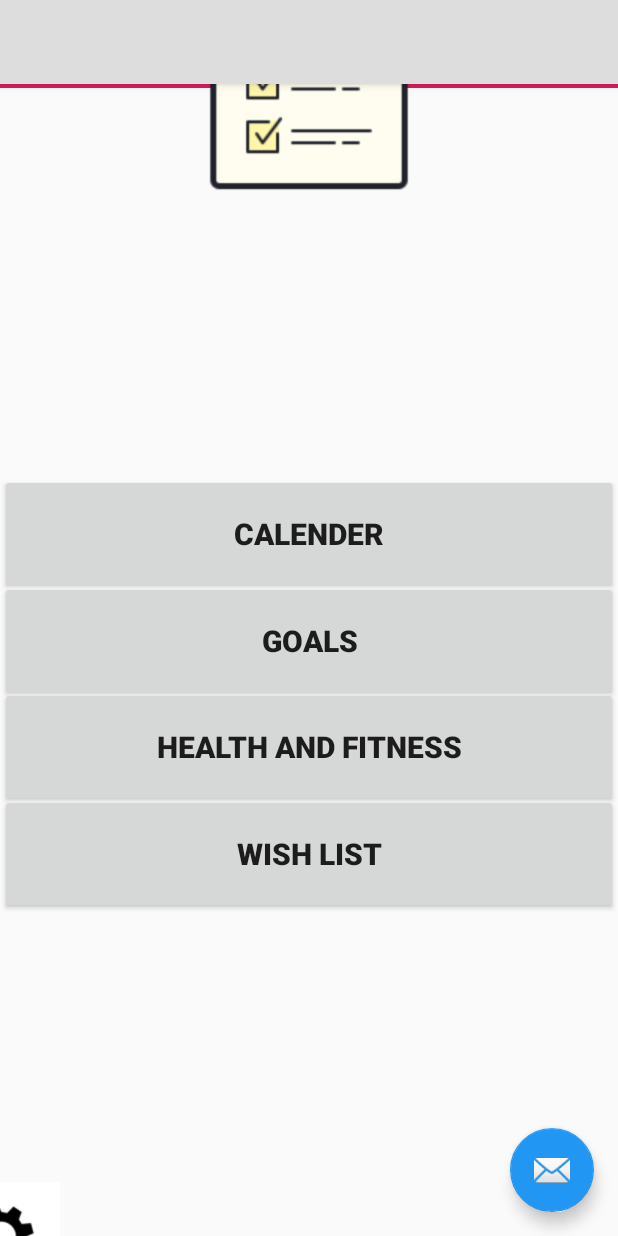
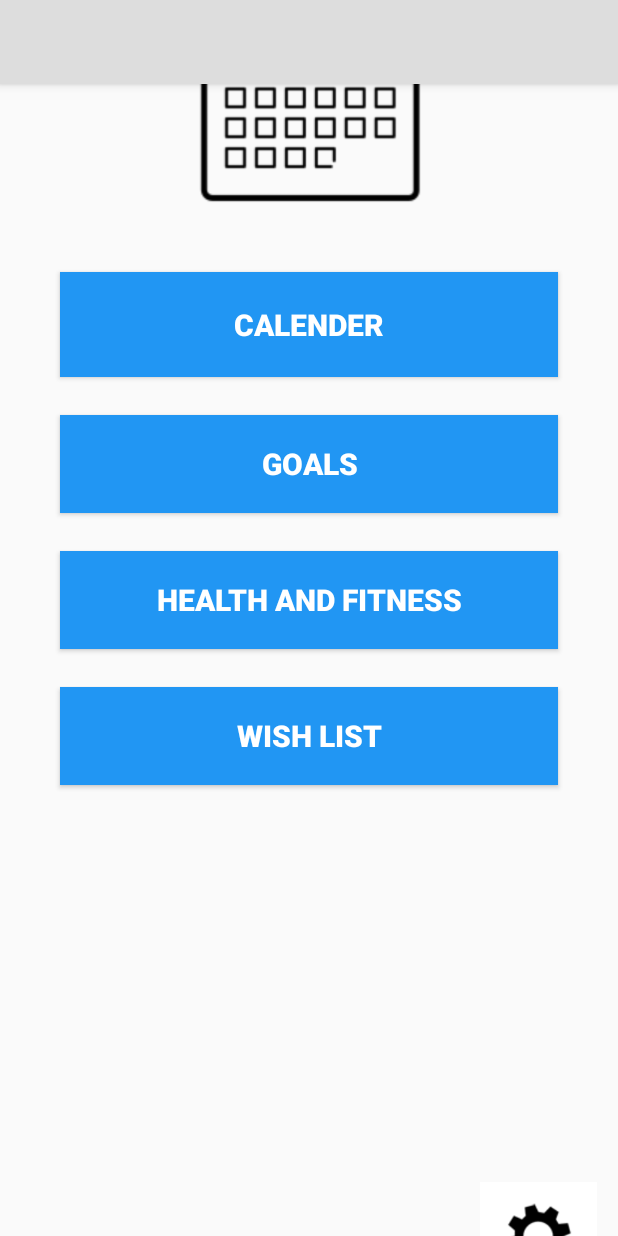
Before and after one commit to shafnasir/MyPlanBook, an Android app: the MainActivity screen opened directly, with no data from a screen before it, on a phone screen of 412 x 824 dp. Run offline under Robolectric (Android 15) with nearby library versions, the phone set to English and light mode, and no system bars.

Commit message:
[THEB-77] Main Activity & Settings Standardized

```diff
--- a/myPlanBook/app/src/main/res/layout/activity_main.xml
+++ b/myPlanBook/app/src/main/res/layout/activity_main.xml
@@ -20,14 +20,6 @@
 
     </com.google.android.material.appbar.AppBarLayout>
 
-    <com.google.android.material.floatingactionbutton.FloatingActionButton
-        android:id="@+id/fab"
-        android:layout_width="wrap_content"
-        android:layout_height="wrap_content"
-        android:layout_gravity="bottom|end"
-        android:layout_margin="@dimen/fab_margin"
-        app:srcCompat="@android:drawable/ic_dialog_email" />
-
     <include layout="@layout/content_main" />
 
 </androidx.coordinatorlayout.widget.CoordinatorLayout>
--- a/myPlanBook/app/src/main/res/layout/content_main.xml
+++ b/myPlanBook/app/src/main/res/layout/content_main.xml
@@ -17,13 +17,12 @@
         app:layout_constraintBottom_toBottomOf="parent"
         app:layout_constraintStart_toStartOf="parent" />
 
+
     <ImageButton
         android:id="@+id/setting"
         style="@android:style/Widget.Holo.Light.ImageButton"
         android:layout_width="78dp"
         android:layout_height="72dp"
-        android:layout_marginStart="32dp"
-        android:layout_marginLeft="32dp"
         android:layout_marginTop="18dp"
         android:layout_marginEnd="14dp"
         android:layout_marginRight="14dp"
@@ -32,119 +31,97 @@
         android:scaleType="fitCenter"
         android:src="@drawable/setting"
         app:layout_constraintBottom_toBottomOf="parent"
-        app:layout_constraintEnd_toStartOf="@+id/view"
-        app:layout_constraintHorizontal_bias="0.17"
-        app:layout_constraintStart_toStartOf="parent"
+        app:layout_constraintEnd_toEndOf="@+id/view"
+        app:layout_constraintHorizontal_bias="1.0"
+        app:layout_constraintStart_toStartOf="@+id/view"
         app:layout_constraintTop_toBottomOf="@+id/view"
-        app:layout_constraintVertical_bias="0.905"/>
+        app:layout_constraintVertical_bias="0.929" />
 
     <Button
         android:id="@+id/calendar"
         android:layout_width="match_parent"
-        android:layout_height="80dp"
-        android:layout_marginTop="260dp"
+        android:layout_height="70dp"
+        android:layout_marginTop="25dp"
+        android:layout_marginLeft="40dp"
+        android:layout_marginRight="40dp"
+        android:layout_marginBottom="10dp"
+        android:background="@color/babyBlue"
         android:text="Calender"
+        android:textColor="@color/colorWhite"
+        android:textSize="20sp"
+        android:textStyle="bold"
+        app:layout_constraintEnd_toEndOf="parent"
+        app:layout_constraintHorizontal_bias="0.494"
+        app:layout_constraintStart_toStartOf="parent"
+        app:layout_constraintTop_toBottomOf="@id/image_calender"
+        app:layout_constraintVertical_bias="0.0" />
+
+    <Button
+        android:id="@+id/goals"
+        android:layout_width="match_parent"
+        android:layout_height="65dp"
+        android:layout_marginTop="25dp"
+        android:layout_marginLeft="40dp"
+        android:layout_marginRight="40dp"
+        android:layout_marginBottom="10dp"
+        android:text="Goals"
+        android:textColor="@color/colorWhite"
+        android:background="@color/babyBlue"
         android:textSize="20sp"
         android:textStyle="bold"
         app:layout_constraintEnd_toEndOf="parent"
         app:layout_constraintStart_toStartOf="parent"
-        app:layout_constraintTop_toTopOf="parent" />
+        app:layout_constraintTop_toBottomOf="@+id/calendar" />
 
-    <View
-        android:layout_marginTop="530dp"
-        android:layout_width="match_parent"
-        android:layout_height="3dp"
-        android:background="@color/colorAccent"
-        app:layout_constraintBottom_toTopOf="@+id/view"
-        app:layout_constraintEnd_toEndOf="parent"
-        app:layout_constraintStart_toStartOf="parent"
-        app:layout_constraintTop_toTopOf="parent" />
 
-    <View
-        android:layout_marginTop="670dp"
-        android:layout_width="match_parent"
-        android:layout_height="3dp"
-        android:background="@color/colorAccent"
-        app:layout_constraintBottom_toTopOf="@+id/view"
-        app:layout_constraintEnd_toEndOf="parent"
-        app:layout_constraintStart_toStartOf="parent"
-        app:layout_constraintTop_toTopOf="parent" />
 
     <Button
-        android:id="@+id/goals"
+        android:id="@+id/fitness"
         android:layout_width="match_parent"
-        android:layout_height="80dp"
-        android:layout_marginTop="331dp"
-        android:text="Goals"
+        android:layout_height="65dp"
+        android:layout_marginTop="25dp"
+        android:layout_marginLeft="40dp"
+        android:layout_marginRight="40dp"
+        android:layout_marginBottom="10dp"
+        android:text="HEALTH AND FITNESS"
+        android:textColor="@color/colorWhite"
+        android:background="@color/babyBlue"
         android:textSize="20sp"
         android:textStyle="bold"
         app:layout_constraintEnd_toEndOf="parent"
         app:layout_constraintStart_toStartOf="parent"
-        app:layout_constraintTop_toTopOf="parent" />
+        app:layout_constraintTop_toBottomOf="@id/goals" />
 
-    <View
-        android:layout_marginTop="812dp"
-        android:layout_width="match_parent"
-        android:layout_height="3dp"
-        android:background="@color/colorAccent"
-        app:layout_constraintBottom_toTopOf="@+id/view"
-        app:layout_constraintEnd_toEndOf="parent"
-        app:layout_constraintStart_toStartOf="parent"
-        app:layout_constraintTop_toTopOf="parent" />
 
     <Button
-        android:id="@+id/fitness"
+        android:id="@+id/WishList"
         android:layout_width="match_parent"
-        android:layout_height="80dp"
-        android:layout_marginTop="402dp"
-        android:text="HEALTH AND FITNESS"
+        android:layout_height="65dp"
+        android:layout_marginTop="25dp"
+        android:layout_marginLeft="40dp"
+        android:layout_marginRight="40dp"
+        android:layout_marginBottom="10dp"
+        android:text="WISH LIST"
+        android:background="@color/babyBlue"
+        android:textColor="@color/colorWhite"
         android:textSize="20sp"
         android:textStyle="bold"
         app:layout_constraintEnd_toEndOf="parent"
         app:layout_constraintStart_toStartOf="parent"
-        app:layout_constraintTop_toTopOf="parent" />
+        app:layout_constraintTop_toBottomOf="@id/fitness" />
 
-    <View
-        android:layout_marginTop="955dp"
-        android:layout_width="match_parent"
-        android:layout_height="3dp"
-        android:background="@color/colorAccent"
-        app:layout_constraintBottom_toTopOf="@+id/view"
-        app:layout_constraintEnd_toEndOf="parent"
-        app:layout_constraintStart_toStartOf="parent"
-        app:layout_constraintTop_toTopOf="parent" />
 
-    <Button
-        android:id="@+id/WishList"
-        android:layout_width="match_parent"
-        android:layout_height="80dp"
-        android:layout_marginTop="473dp"
-        android:text="WISH LIST"
-        android:textSize="20sp"
-        android:textStyle="bold"
-        app:layout_constraintEnd_toEndOf="parent"
-        app:layout_constraintStart_toStartOf="parent"
-        app:layout_constraintTop_toTopOf="parent" />
-
-    <View
-        android:layout_marginTop="1100dp"
-        android:layout_width="match_parent"
-        android:layout_height="3dp"
-        android:background="@color/colorAccent"
-        app:layout_constraintBottom_toTopOf="@+id/view"
-        app:layout_constraintEnd_toEndOf="parent"
-        app:layout_constraintStart_toStartOf="parent"
-        app:layout_constraintTop_toTopOf="parent" />
 
     <ImageView
+        android:id="@+id/image_calender"
         android:layout_width="match_parent"
         android:layout_height="wrap_content"
-        android:layout_marginTop="300dp"
+        android:layout_marginTop="220dp"
         app:layout_constraintBottom_toTopOf="@+id/view"
         app:layout_constraintEnd_toEndOf="parent"
         app:layout_constraintStart_toStartOf="parent"
         app:layout_constraintTop_toTopOf="parent"
-        android:src="@drawable/planner"/>
+        android:src="@drawable/calendar"/>
 
 
 </androidx.constraintlayout.widget.ConstraintLayout>
--- a/myPlanBook/app/src/main/res/values/colors.xml
+++ b/myPlanBook/app/src/main/res/values/colors.xml
@@ -16,6 +16,7 @@
     <color name="followingBg">#49BEFF</color>
     <color name="pinkStart">#fddb92</color>
     <color name="pinkEnd">#d1fdff</color>
+    <color name="transparent">#00FFFFFF</color>
 
 
     <color name="babyBlue">#2196F3</color>
```
Also changed, not shown: myPlanBook/app/src/main/java/utm/csc301/theBrogrammers/myPlanBook/Profile.java (+14 -0 lines), myPlanBook/app/src/main/java/utm/csc301/theBrogrammers/myPlanBook/Settings.java (+14 -1 lines), myPlanBook/app/src/main/java/utm/csc301/theBrogrammers/myPlanBook/WishList.java (+13 -0 lines), myPlanBook/app/src/main/res/layout/activity_profile.xml (+12 -9 lines), myPlanBook/app/src/main/res/layout/activity_settings.xml (+24 -1 lines), myPlanBook/app/src/main/res/layout/activity_wish_list.xml (+13 -1 lines), myPlanBook/app/src/main/res/layout/content_change_password.xml (+10 -4 lines), myPlanBook/app/src/main/res/layout/content_profile.xml (+40 -41 lines), myPlanBook/app/src/main/res/layout/content_settings.xml (+44 -41 lines), myPlanBook/app/src/main/res/layout/content_wish_list.xml (+11 -3 lines), myPlanBook/app/src/main/res/drawable/back.png (added), myPlanBook/app/src/main/res/drawable/backarrow.png (added), myPlanBook/app/src/main/res/drawable/calendar.png (added).
